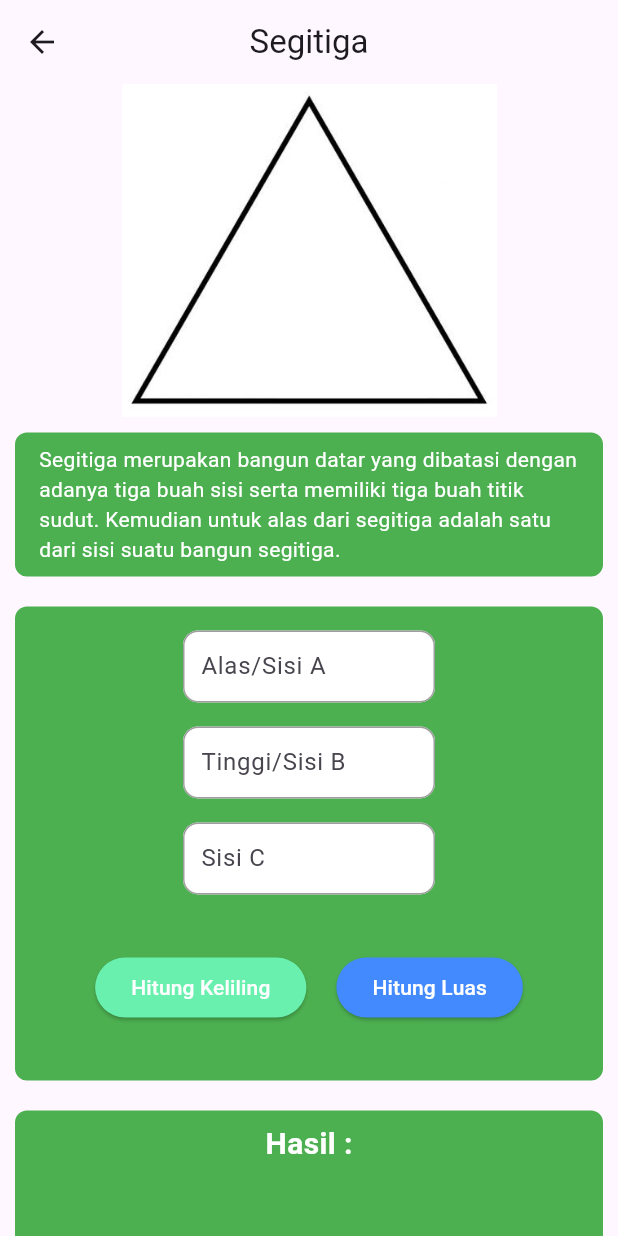
After one commit to Felixyaaaaaaa/bangun_datar, a Flutter app: the screen it shows after launch, after a tap on "Segitiga", on a phone screen of 412 x 824 dp. The commit adds this screen. Run offline on Flutter 3.47's test engine with Material 2 defaults, Android fonts, the phone set to English and light mode, and no system bars; our stand-ins replace get.

Commit message:
Project Akhir

```diff
--- /dev/null
+++ b/lib/controller/lingkaran_controller.dart
@@ -0,0 +1,29 @@
+import 'package:get/get.dart';
+
+class LingkaranController extends GetxController{
+  var r;
+  final hasil = "".obs;
+  final angka = "".obs;
+
+  void hitungluas(){
+    var hitung;
+    if(r % 7 == 0){
+      hitung = (22 / 7) * r * r;
+    }else{
+      hitung = 3.14 * r * r;
+    }
+    hasil.value = "Hasil Perhitungan luas dari jari jari $r adalah $hitung";
+    angka.value = "$hitung";
+  }
+
+  void hitungkeliling(){
+    var keliling;
+    if(r % 7 == 0){
+      keliling = 2 *  (22 / 7) * r;
+    }else{
+      keliling = 2 * 3.14 * r;
+    }
+    hasil.value = "Hasil Perhitungan Keliling dari jari jari $r adalah $keliling";
+    angka.value = "$keliling";
+  }
+}
--- /dev/null
+++ b/lib/controller/persegi_controller.dart
@@ -0,0 +1,20 @@
+import 'package:get/get.dart';
+
+class PersegiController extends GetxController{
+  int sisi= 0;
+  final hasil = "".obs;
+  final angka = "".obs;
+
+  void hitungluas(){
+    var hitung = sisi*sisi;
+    hasil.value = "Hasil Perhitungan luas dari sisi $sisi adalah $hitung";
+    angka.value = "$hitung";
+  }
+
+  void hitungkeliling(){
+    var keliling = 4 * sisi;
+    hasil.value = "Hasil Perhitungan Keliling 4 x $sisi adalah $keliling";
+    angka.value = "$keliling";
+  }
+
+}
--- /dev/null
+++ b/lib/controller/persegi_panjang_controller.dart
@@ -0,0 +1,21 @@
+import 'package:get/get.dart';
+
+class PersegiPanjangController extends GetxController{
+  int panjang = 0;
+  int lebar = 0;
+  final hasil = "".obs;
+  final angka = "".obs;
+
+  void hitungluas(){
+    var hitung = panjang*lebar;
+    hasil.value = "Hasil Perhitungan luas dari panjang $panjang dan lebar $lebar adalah $hitung";
+    angka.value = "$hitung";
+  }
+
+  void hitungkeliling(){
+    var keliling = 2 * (panjang+lebar);
+    hasil.value = "Hasil Perhitungan Keliling dari panjang $panjang dan lebar $lebar adalah $keliling";
+    angka.value = "$keliling";
+  }
+
+}
--- /dev/null
+++ b/lib/controller/segitiga_controller.dart
@@ -0,0 +1,22 @@
+import 'package:get/get.dart';
+
+class SegitigaController extends GetxController{
+  var sisi1;
+  var sisi2;
+  var sisi3;
+  final hasil = "".obs;
+  final angka = "".obs;
+
+  void hitungluas(){
+    var hitung = 0.5 * sisi1 * sisi2;
+    hasil.value = "Hasil Perhitungan luas dari 1/2 x $sisi1 x $sisi2 adalah $hitung";
+    angka.value = "$hitung";
+  }
+
+  void hitungkeliling(){
+    var keliling = sisi1 + sisi2 + sisi3;
+    hasil.value = "Hasil Perhitungan Keliling dari $sisi1 + $sisi2 + $sisi3 adalah $keliling";
+    angka.value = "$keliling";
+  }
+
+}
--- a/lib/main.dart
+++ b/lib/main.dart
@@ -1,4 +1,5 @@
 import 'package:bangun_datar_felix_c/page/home_page.dart';
+import 'package:bangun_datar_felix_c/page/persegi_page.dart';
 import 'package:flutter/material.dart';
 
 void main() {
--- a/lib/page/home_page.dart
+++ b/lib/page/home_page.dart
@@ -1,5 +1,10 @@
+import 'package:bangun_datar_felix_c/page/lingkaran_page.dart';
+import 'package:bangun_datar_felix_c/page/persegi_page.dart';
+import 'package:bangun_datar_felix_c/page/persegi_panjang_page.dart';
+import 'package:bangun_datar_felix_c/page/segitiga_page.dart';
 import 'package:flutter/cupertino.dart';
 import 'package:flutter/material.dart';
+import 'package:get/get.dart';
 
 class HomePage extends StatelessWidget {
   const HomePage({Key? key}) : super(key: key);
@@ -19,17 +24,36 @@ class HomePage extends StatelessWidget {
         children: [
           Row(
             children: [
-              Expanded(child: CustomMenu(title: "Persegi Panjang", imageAsset: "assets/persegi_panjang.jpg")),
-              Expanded(child: CustomMenu(title: "Persegi", imageAsset: "assets/persegi.png")),
+              Expanded(
+                  child: InkWell( onTap: () {
+                        Navigator.push(context, MaterialPageRoute(builder: (context) => PersegiPanjangPage()));
+                      },
+                      child: CustomMenu(title: "Persegi Panjang", imageAsset: "assets/persegi_panjang.jpg"),)),
+              Expanded(
+                  child: InkWell(onTap: () {
+                      Navigator.push(context, MaterialPageRoute(builder: (context) => PersegiPage()));
+                },
+                  child: CustomMenu(title: "Persegi", imageAsset: "assets/persegi.png"),)),
             ],
           ),
           Row(
             children: [
-              Expanded(child: CustomMenu(title: "Lingkaran", imageAsset: "assets/lingkaran.png")),
-              Expanded(child: CustomMenu(title: "Segitiga", imageAsset: "assets/segitiga.jpg")),
+              Expanded(
+                  child: InkWell(onTap: () {
+                  Navigator.push(context, MaterialPageRoute(builder: (context) => LingkaranPage()));
+                  },
+                    child: CustomMenu(
+                        title: "Lingkaran", imageAsset: "assets/lingkaran.png"),
+                  )),
+              Expanded(
+                  child: InkWell(onTap: () {
+                    Navigator.push(context, MaterialPageRoute(builder: (context) => SegitigaPage()));
+                  },
+                    child: CustomMenu(
+                        title: "Segitiga", imageAsset: "assets/segitiga.jpg"),
+                  )),
             ],
           ),
-
         ],
       ),
     );
@@ -38,7 +62,9 @@ class HomePage extends StatelessWidget {
 
 class CustomMenu extends StatelessWidget {
   const CustomMenu({
-    super.key, required this.imageAsset, required this.title,
+    super.key,
+    required this.imageAsset,
+    required this.title,
   });
 
   final String imageAsset;
@@ -51,7 +77,10 @@ class CustomMenu extends StatelessWidget {
       height: 350,
       padding: EdgeInsets.symmetric(horizontal: 30, vertical: 30),
       margin: EdgeInsets.symmetric(horizontal: 23, vertical: 16),
-        decoration: BoxDecoration(color:  Colors.green, borderRadius: BorderRadius.circular(15),),
+      decoration: BoxDecoration(
+        color: Colors.green,
+        borderRadius: BorderRadius.circular(15),
+      ),
       child: Column(
         mainAxisAlignment: MainAxisAlignment.center,
         children: [
--- /dev/null
+++ b/lib/page/segitiga_page.dart
@@ -0,0 +1,191 @@
+import 'package:bangun_datar_felix_c/controller/persegi_controller.dart';
+import 'package:bangun_datar_felix_c/controller/persegi_panjang_controller.dart';
+import 'package:bangun_datar_felix_c/controller/segitiga_controller.dart';
+import 'package:flutter/material.dart';
+import 'package:get/get.dart';
+
+class SegitigaPage extends StatelessWidget {
+  SegitigaPage({Key? key}) : super(key: key);
+  final SegitigaController _segitigaController = Get.put(SegitigaController());
+
+  @override
+  Widget build(BuildContext context) {
+    return Scaffold(
+      appBar: AppBar(
+        centerTitle: true,
+        title: Text('Segitiga'),
+      ),
+      body: SingleChildScrollView(
+        child: Column(
+          children: [
+            Image.asset(
+              "assets/segitiga.jpg",
+              width: 250,
+            ),
+            Container(
+              width: 100000,
+              padding: EdgeInsets.symmetric(horizontal: 16, vertical: 8),
+              margin: EdgeInsets.symmetric(horizontal: 10, vertical: 10),
+              decoration: BoxDecoration(color: Colors.green,
+                  borderRadius: BorderRadius.all(Radius.circular(8))),
+              child: Text(
+                "Segitiga merupakan bangun datar yang dibatasi dengan adanya tiga buah sisi serta memiliki tiga buah titik sudut. Kemudian untuk alas dari segitiga adalah satu dari sisi suatu bangun segitiga.",
+                style: TextStyle(
+                  color: Color(0xFFFFFFFF),
+                ),
+              ),
+            ),
+            Container(
+                padding: EdgeInsets.symmetric(horizontal: 16, vertical: 8),
+                margin: EdgeInsets.symmetric(horizontal: 10, vertical: 10),
+                decoration: BoxDecoration(color: Colors.green,
+                    borderRadius: BorderRadius.all(Radius.circular(8))),
+                child: Column(
+                  children: [
+                    SizedBox(
+                      width: 200,
+                      child: Padding(
+                        padding: EdgeInsets.symmetric(horizontal: 16, vertical: 8),
+                        child: TextFormField(
+                          onChanged: (value) {
+                            _segitigaController.sisi1 = int.parse(value);
+                          },
+                          decoration: InputDecoration(
+                            fillColor: Colors.white,
+                            filled: true,
+                            labelText: "Alas/Sisi A",
+                            hintText: "Masukkan Alas/Sisi A",
+                            hintStyle: TextStyle(color: Colors.grey.shade400),
+                            contentPadding: EdgeInsets.symmetric(
+                                vertical: 4, horizontal: 8),
+                            border: OutlineInputBorder(
+                                borderSide: BorderSide(width: 1, color: Colors.grey),
+                                borderRadius: BorderRadius.all(Radius.circular(10))),
+                            enabledBorder: OutlineInputBorder(
+                                borderSide: BorderSide(width: 1, color: Colors.grey),
+                                borderRadius: BorderRadius.all(Radius.circular(10))),
+                            focusedBorder: OutlineInputBorder(
+                              borderSide: BorderSide(width: 1, color: Colors.blue),
+                              borderRadius: BorderRadius.all(
+                                Radius.circular(10),
+                              ),
+                            ),
+                          ),
+                        ),
+                      ),
+                    ),
+                    SizedBox(
+                      width: 200,
+                      child: Padding(
+                        padding: EdgeInsets.symmetric(horizontal: 16, vertical: 8),
+                        child: TextFormField(
+                          onChanged: (value) {
+                            _segitigaController.sisi2 = int.parse(value);
+                          },
+                          decoration: InputDecoration(
+                            fillColor: Colors.white,
+                            filled: true,
+                            labelText: "Tinggi/Sisi B",
+                            hintText: "Masukkan Tinggi/Sisi B",
+                            hintStyle: TextStyle(color: Colors.grey.shade400),
+                            contentPadding: EdgeInsets.symmetric(
+                                vertical: 4, horizontal: 8),
+                            border: OutlineInputBorder(
+                                borderSide: BorderSide(width: 1, color: Colors.grey),
+                                borderRadius: BorderRadius.all(Radius.circular(10))),
+                            enabledBorder: OutlineInputBorder(
+                                borderSide: BorderSide(width: 1, color: Colors.grey),
+                                borderRadius: BorderRadius.all(Radius.circular(10))),
+                            focusedBorder: OutlineInputBorder(
+                              borderSide: BorderSide(width: 1, color: Colors.blue),
+                              borderRadius: BorderRadius.all(
+                                Radius.circular(10),
+                              ),
+                            ),
+                          ),
+                        ),
+                      ),
+                    ),SizedBox(
+                      width: 200,
+                      child: Padding(
+                        padding: EdgeInsets.symmetric(horizontal: 16, vertical: 8),
+                        child: TextFormField(
+                          onChanged: (value) {
+                            _segitigaController.sisi3 = int.parse(value);
+                          },
+                          decoration: InputDecoration(
+                            fillColor: Colors.white,
+                            filled: true,
+                            labelText: "Sisi C",
+                            hintText: "Masukkan Sisi C",
+                            hintStyle: TextStyle(color: Colors.grey.shade400),
+                            contentPadding: EdgeInsets.symmetric(
+                                vertical: 4, horizontal: 8),
+                            border: OutlineInputBorder(
+                                borderSide: BorderSide(width: 1, color: Colors.grey),
+                                borderRadius: BorderRadius.all(Radius.circular(10))),
+                            enabledBorder: OutlineInputBorder(
+                                borderSide: BorderSide(width: 1, color: Colors.grey),
+                                borderRadius: BorderRadius.all(Radius.circular(10))),
+                            focusedBorder: OutlineInputBorder(
+                              borderSide: BorderSide(width: 1, color: Colors.blue),
+                              borderRadius: BorderRadius.all(
+                                Radius.circular(10),
+                              ),
+                            ),
+                          ),
+                        ),
+                      ),
+                    ),
+                    Container(
+                        margin: EdgeInsets.symmetric(horizontal: 0, vertical: 30),
+                        child: Row(
+                          mainAxisAlignment: MainAxisAlignment.center,
+                          children: [
+                            ElevatedButton(onPressed: () {
+                              _segitigaController.hitungkeliling();
+                            }, child: Text("Hitung Keliling"), style: ElevatedButton.styleFrom(
+                              primary: Colors.greenAccent,
+                              onPrimary: Colors.white,
+                            ),),
+                            SizedBox(width: 20),
+                            ElevatedButton(onPressed: () {
+                              _segitigaController.hitungluas();
+                            },  child: Text("Hitung Luas"), style: ElevatedButton.styleFrom(
+                              primary: Colors.blueAccent,
+                              onPrimary: Colors.white,
+                            )),
+                          ],
+                        )),
+                  ],
+                )
+            ),
+            Container(
+                padding: EdgeInsets.symmetric(horizontal: 16, vertical: 8),
+                margin: EdgeInsets.symmetric(horizontal: 10, vertical: 10),
+                decoration: BoxDecoration(color: Colors.green,
+                    borderRadius: BorderRadius.all(Radius.circular(8))),
+                width: 1000000,
+                height: 200,
+                child: Column(
+                  children: [
+                    Text("Hasil :", style: TextStyle(
+                      color: Color(0xFFFFFFFF),
+                      fontSize: 20,
+                      fontWeight: FontWeight.bold,
+                    )),
+                    Obx(() => Text(_segitigaController.angka.value, textAlign: TextAlign.center, style: TextStyle(
+                      color: Color(0xFFFFFFFF),
+                      fontSize: 75,
+                      fontWeight: FontWeight.bold,
+                    ),)),
+                    Obx(() => Text(_segitigaController.hasil.value, textAlign: TextAlign.center, style: TextStyle(color: Color(0xFFFFFFFF), fontSize: 16))),
+                  ],
+                )
+            ),
+          ],
+        ),
+      ),
+    );
+  }
+}
--- a/pubspec.yaml
+++ b/pubspec.yaml
@@ -35,6 +35,7 @@ dependencies:
   # The following adds the Cupertino Icons font to your application.
   # Use with the CupertinoIcons class for iOS style icons.
   cupertino_icons: ^1.0.2
+  get: ^4.6.6
 
 dev_dependencies:
   flutter_test:
```
Also changed, not shown: lib/page/lingkaran_page.dart (added, +127 -0 lines), lib/page/persegi_page.dart (added, +126 -0 lines), lib/page/persegi_panjang_page.dart (added, +159 -0 lines), pubspec.lock. Lines whose indentation alone changed are shown as unchanged.
